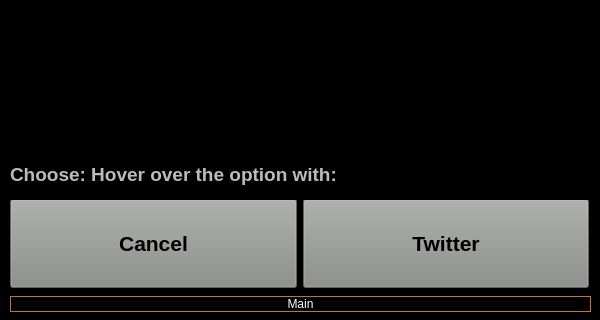
Before: the Qt Designer form Proj/code/LS/LSApp/sharwindow.ui in ElectroQuanta/MDO, drawn with Qt 5; both pictures show x 0 to 600 and y 704 to 1024 of the 600 by 1024 pixel window.
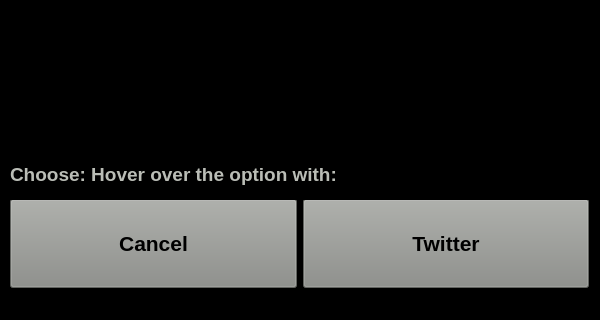
After: the same form once the commit is applied. The open tabs and pages were chosen to show the change. Icons and pictures are not drawn.

```diff
--- a/Proj/code/LS/LSApp/sharwindow.ui
+++ b/Proj/code/LS/LSApp/sharwindow.ui
@@ -38,25 +38,7 @@
        <height>31</height>
       </rect>
      </property>
-     <layout class="QHBoxLayout" name="horizontalLayout">
-      <item>
-       <widget class="QPushButton" name="pushButton">
-        <property name="toolTip">
-         <string>Dummy button to navigate to Normal mode view</string>
-        </property>
-        <property name="styleSheet">
-         <string notr="true">color: rgb(255, 255, 255);
-border: 1px solid rgb(193, 125, 17)
-/*border-color: rgb(193, 125, 17);
-border-radius: 5px
-*/</string>
-        </property>
-        <property name="text">
-         <string>Main</string>
-        </property>
-       </widget>
-      </item>
-     </layout>
+     <layout class="QHBoxLayout" name="horizontalLayout"/>
     </widget>
     <widget class="QWidget" name="horizontalLayoutWidget_2">
      <property name="geometry">
```
Left out of the diff: 2 changed lines with no effect on the pictures.
